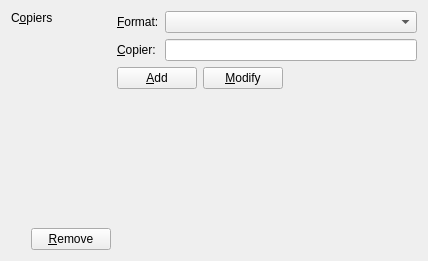
The window that src/frontends/qt4/ui/QPrefCopiersUi.ui (cburschka/lyx) describes before a commit, drawn with Qt 5.
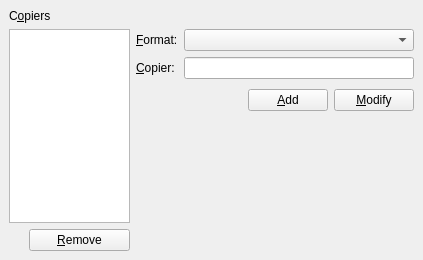
The same window after the commit. Custom widgets are drawn as their Qt base class.

```diff
--- a/src/frontends/qt4/ui/QPrefCopiersUi.ui
+++ b/src/frontends/qt4/ui/QPrefCopiersUi.ui
@@ -8,8 +8,8 @@
    <rect>
     <x>0</x>
     <y>0</y>
-    <width>428</width>
-    <height>261</height>
+    <width>423</width>
+    <height>260</height>
    </rect>
   </property>
   <property name="windowTitle" >
@@ -17,91 +17,25 @@
   </property>
   <layout class="QGridLayout" >
    <property name="margin" >
-    <number>11</number>
+    <number>9</number>
    </property>
    <property name="spacing" >
     <number>6</number>
    </property>
-   <item row="0" column="0" >
-    <layout class="QGridLayout" >
-     <property name="margin" >
-      <number>0</number>
-     </property>
-     <property name="spacing" >
-      <number>6</number>
-     </property>
-     <item row="1" column="0" >
-      <widget class="Q3ListBox" name="AllCopiersLB" >
-       <property name="sizePolicy" >
-        <sizepolicy>
-         <hsizetype>5</hsizetype>
-         <vsizetype>7</vsizetype>
-         <horstretch>0</horstretch>
-         <verstretch>0</verstretch>
-        </sizepolicy>
-       </property>
-       <property name="vScrollBarMode" >
-        <enum>Q3ScrollView::Auto</enum>
-       </property>
-       <property name="hScrollBarMode" >
-        <enum>Q3ScrollView::AlwaysOff</enum>
-       </property>
-      </widget>
-     </item>
-     <item row="2" column="0" >
-      <layout class="QHBoxLayout" >
-       <property name="margin" >
-        <number>0</number>
-       </property>
-       <property name="spacing" >
-        <number>6</number>
-       </property>
-       <item>
+   <item row="2" column="3" >
         <spacer>
          <property name="orientation" >
           <enum>Qt::Horizontal</enum>
          </property>
-         <property name="sizeType" >
-          <enum>QSizePolicy::Preferred</enum>
-         </property>
          <property name="sizeHint" >
           <size>
-           <width>20</width>
+       <width>40</width>
            <height>20</height>
           </size>
          </property>
         </spacer>
        </item>
-       <item>
-        <widget class="QPushButton" name="copierRemovePB" >
-         <property name="text" >
-          <string>&amp;Remove</string>
-         </property>
-        </widget>
-       </item>
-      </layout>
-     </item>
-     <item row="0" column="0" >
-      <widget class="QLabel" name="AllCopiersLA" >
-       <property name="text" >
-        <string>C&amp;opiers</string>
-       </property>
-       <property name="buddy" >
-        <cstring>AllCopiersLB</cstring>
-       </property>
-      </widget>
-     </item>
-    </layout>
-   </item>
-   <item row="0" column="1" >
-    <layout class="QGridLayout" >
-     <property name="margin" >
-      <number>0</number>
-     </property>
-     <property name="spacing" >
-      <number>6</number>
-     </property>
-     <item row="1" column="0" >
+   <item row="3" column="1" colspan="2" >
       <layout class="QHBoxLayout" >
        <property name="margin" >
         <number>0</number>
@@ -109,6 +43,22 @@
        <property name="spacing" >
         <number>6</number>
        </property>
+     <item>
+      <spacer>
+       <property name="orientation" >
+        <enum>Qt::Horizontal</enum>
+       </property>
+       <property name="sizeType" >
+        <enum>QSizePolicy::Expanding</enum>
+       </property>
+       <property name="sizeHint" >
+        <size>
+         <width>90</width>
+         <height>31</height>
+        </size>
+       </property>
+      </spacer>
+     </item>
        <item>
         <widget class="QPushButton" name="copierNewPB" >
          <property name="text" >
@@ -123,45 +73,68 @@
          </property>
         </widget>
        </item>
-       <item>
-        <spacer>
-         <property name="orientation" >
-          <enum>Qt::Horizontal</enum>
-         </property>
-         <property name="sizeType" >
-          <enum>QSizePolicy::Expanding</enum>
-         </property>
-         <property name="sizeHint" >
-          <size>
-           <width>20</width>
-           <height>20</height>
-          </size>
-         </property>
-        </spacer>
-       </item>
       </layout>
      </item>
      <item row="0" column="0" >
-      <layout class="QGridLayout" >
+    <widget class="QLabel" name="AllCopiersLA" >
+     <property name="text" >
+      <string>C&amp;opiers</string>
+     </property>
+     <property name="buddy" >
+      <cstring>AllCopiersLW</cstring>
+     </property>
+    </widget>
+   </item>
+   <item row="5" column="0" >
+    <layout class="QHBoxLayout" >
        <property name="margin" >
         <number>0</number>
        </property>
        <property name="spacing" >
         <number>6</number>
        </property>
-       <item row="0" column="1" >
-        <widget class="QComboBox" name="copierFormatCO" >
-         <property name="sizePolicy" >
-          <sizepolicy>
-           <hsizetype>3</hsizetype>
-           <vsizetype>0</vsizetype>
-           <horstretch>0</horstretch>
-           <verstretch>0</verstretch>
-          </sizepolicy>
+     <item>
+      <spacer>
+       <property name="orientation" >
+        <enum>Qt::Horizontal</enum>
+       </property>
+       <property name="sizeType" >
+        <enum>QSizePolicy::Preferred</enum>
+       </property>
+       <property name="sizeHint" >
+        <size>
+         <width>20</width>
+         <height>20</height>
+        </size>
+       </property>
+      </spacer>
+     </item>
+     <item>
+      <widget class="QPushButton" name="copierRemovePB" >
+       <property name="text" >
+        <string>&amp;Remove</string>
          </property>
         </widget>
        </item>
-       <item row="2" column="0" >
+    </layout>
+   </item>
+   <item row="4" column="1" colspan="2" >
+    <spacer>
+     <property name="orientation" >
+      <enum>Qt::Vertical</enum>
+     </property>
+     <property name="sizeType" >
+      <enum>QSizePolicy::Expanding</enum>
+     </property>
+     <property name="sizeHint" >
+      <size>
+       <width>278</width>
+       <height>20</height>
+      </size>
+     </property>
+    </spacer>
+   </item>
+   <item row="2" column="1" >
         <widget class="QLabel" name="copierLA" >
          <property name="text" >
           <string>&amp;Copier:</string>
@@ -171,7 +144,7 @@
          </property>
         </widget>
        </item>
-       <item row="0" column="0" >
+   <item row="1" column="1" >
         <widget class="QLabel" name="copierFormatLA" >
          <property name="text" >
           <string>&amp;Format:</string>
@@ -181,41 +154,27 @@
          </property>
         </widget>
        </item>
-       <item row="2" column="1" >
+   <item row="1" column="2" >
+    <widget class="QComboBox" name="copierFormatCO" >
+     <property name="sizePolicy" >
+      <sizepolicy>
+       <hsizetype>3</hsizetype>
+       <vsizetype>0</vsizetype>
+       <horstretch>0</horstretch>
+       <verstretch>0</verstretch>
+      </sizepolicy>
+     </property>
+    </widget>
+   </item>
+   <item row="2" column="2" >
         <widget class="QLineEdit" name="copierED" />
        </item>
-      </layout>
-     </item>
-     <item row="2" column="0" >
-      <spacer>
-       <property name="orientation" >
-        <enum>Qt::Vertical</enum>
-       </property>
-       <property name="sizeType" >
-        <enum>QSizePolicy::Expanding</enum>
-       </property>
-       <property name="sizeHint" >
-        <size>
-         <width>20</width>
-         <height>20</height>
-        </size>
-       </property>
-      </spacer>
-     </item>
-    </layout>
+   <item rowspan="4" row="1" column="0" >
+    <widget class="QListWidget" name="AllCopiersLW" />
    </item>
   </layout>
  </widget>
  <pixmapfunction>qPixmapFromMimeSource</pixmapfunction>
- <customwidgets>
-  <customwidget>
-   <class>Q3ListBox</class>
-   <extends></extends>
-   <header>q3listbox.h</header>
-   <container>0</container>
-   <pixmap></pixmap>
-  </customwidget>
- </customwidgets>
  <tabstops>
   <tabstop>AllCopiersLB</tabstop>
   <tabstop>copierFormatCO</tabstop>
```
Left out of the diff: 1 changed line with no effect on the pictures. Lines whose indentation alone changed are shown as unchanged.
